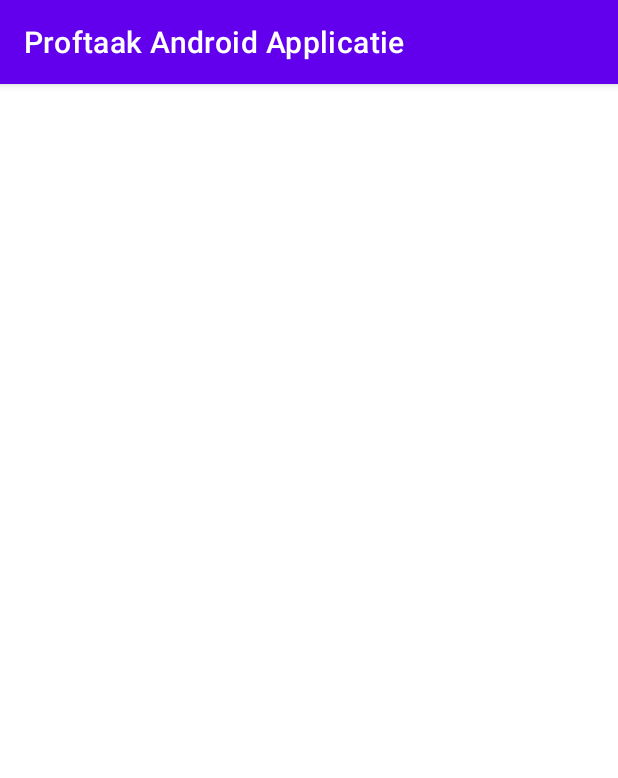
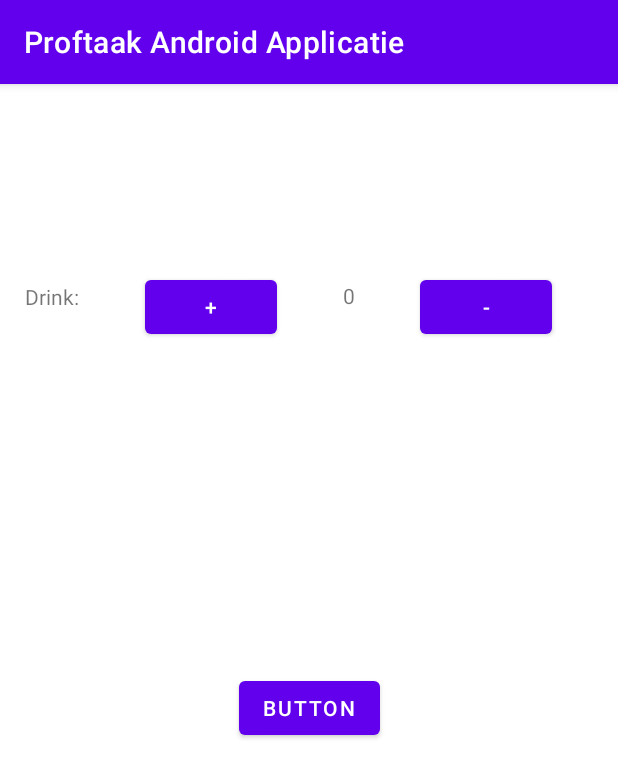
Before and after one commit to ebekoudijs/Proftaak_Android_Applicatie, an Android app: the Order screen opened directly, with no data from a screen before it, on a phone screen of 412 x 824 dp. Shown: the top 778 px of the screen. Run offline under Robolectric (Android 15) with nearby library versions, the phone set to English and light mode, and no system bars.

Commit message:
Created Order page

```diff
--- a/app/src/main/java/com/ebekoudijs/proftaakandroidapplicatie/Order.java
+++ b/app/src/main/java/com/ebekoudijs/proftaakandroidapplicatie/Order.java
@@ -1,14 +1,10 @@
 package com.ebekoudijs.proftaakandroidapplicatie;
 
 import androidx.appcompat.app.AppCompatActivity;
+import androidx.recyclerview.widget.LinearLayoutManager;
+import androidx.recyclerview.widget.RecyclerView;
 
 import android.os.Bundle;
-import android.widget.ArrayAdapter;
-import android.widget.Button;
-import android.widget.CheckBox;
-import android.widget.EditText;
-import android.widget.Spinner;
-import android.widget.Toast;
 
 public class Order extends AppCompatActivity {
 
@@ -17,6 +13,11 @@ public class Order extends AppCompatActivity {
         super.onCreate(savedInstanceState);
         setContentView(R.layout.activity_order);
 
+        RecyclerView RecyclerDrinks = findViewById(R.id.RecyclerDrinks);
+
+        RecyclerDrinks.setAdapter(new RecyclerViewAdapter());
+        RecyclerDrinks.setLayoutManager(new LinearLayoutManager(this));
 
     }
+
 }
--- /dev/null
+++ b/app/src/main/java/com/ebekoudijs/proftaakandroidapplicatie/RecyclerViewAdapter.java
@@ -0,0 +1,36 @@
+package com.ebekoudijs.proftaakandroidapplicatie;
+
+import android.view.LayoutInflater;
+import android.view.View;
+import android.view.ViewGroup;
+
+import androidx.annotation.NonNull;
+import androidx.recyclerview.widget.RecyclerView;
+
+public class RecyclerViewAdapter extends RecyclerView.Adapter<RecyclerViewAdapter.ViewHolder>{
+
+    @NonNull
+    @Override
+    public ViewHolder onCreateViewHolder(@NonNull ViewGroup parent, int viewType) {
+        View view = LayoutInflater.from(parent.getContext()).inflate(R.layout.drinklistitem, parent, false);
+        return new ViewHolder(view);
+    }
+
+    @Override
+    public void onBindViewHolder(@NonNull ViewHolder holder, int position) {
+
+    }
+
+
+    @Override
+    public int getItemCount() {
+        return 3;
+    }
+
+    public static class ViewHolder extends RecyclerView.ViewHolder{
+
+        public ViewHolder(@NonNull View itemView) {
+            super(itemView);
+        }
+    }
+}
--- a/app/src/main/res/layout/activity_order.xml
+++ b/app/src/main/res/layout/activity_order.xml
@@ -4,4 +4,27 @@
     xmlns:tools="http://schemas.android.com/tools"
     android:layout_width="match_parent"
     android:layout_height="match_parent"
-    tools:context=".Order"/>
+    tools:context=".Order">
+
+    <Button
+        android:id="@+id/buttonOrder"
+        android:layout_width="wrap_content"
+        android:layout_height="wrap_content"
+        android:text="Button"
+        app:layout_constraintBottom_toBottomOf="parent"
+        app:layout_constraintEnd_toEndOf="parent"
+        app:layout_constraintStart_toStartOf="parent"
+        app:layout_constraintTop_toTopOf="parent"
+        app:layout_constraintVertical_bias="0.544" />
+
+    <androidx.recyclerview.widget.RecyclerView
+        android:id="@+id/RecyclerDrinks"
+        android:layout_width="409dp"
+        android:layout_height="281dp"
+        app:layout_constraintBottom_toBottomOf="parent"
+        app:layout_constraintEnd_toEndOf="parent"
+        app:layout_constraintHorizontal_bias="0.15"
+        app:layout_constraintStart_toStartOf="parent"
+        app:layout_constraintTop_toTopOf="parent"
+        app:layout_constraintVertical_bias="0.18" />
+</androidx.constraintlayout.widget.ConstraintLayout>
--- /dev/null
+++ b/app/src/main/res/layout/drinklistitem.xml
@@ -0,0 +1,54 @@
+<?xml version="1.0" encoding="utf-8"?>
+<androidx.constraintlayout.widget.ConstraintLayout
+    xmlns:android="http://schemas.android.com/apk/res/android"
+    xmlns:app="http://schemas.android.com/apk/res-auto"
+    xmlns:tools="http://schemas.android.com/tools"
+    android:layout_width="match_parent"
+    android:layout_height="match_parent">
+
+    <TextView
+        android:id="@+id/textViewDrink"
+        android:layout_width="wrap_content"
+        android:layout_height="wrap_content"
+        android:text="Drink:"
+        app:layout_constraintBottom_toBottomOf="parent"
+        app:layout_constraintEnd_toEndOf="parent"
+        app:layout_constraintHorizontal_bias="0.042"
+        app:layout_constraintStart_toStartOf="parent"
+        app:layout_constraintTop_toTopOf="parent"
+        app:layout_constraintVertical_bias="0.171" />
+
+    <Button
+        android:id="@+id/buttonPlus"
+        android:layout_width="wrap_content"
+        android:layout_height="wrap_content"
+        android:layout_marginStart="44dp"
+        android:text="+"
+        app:layout_constraintBottom_toBottomOf="parent"
+        app:layout_constraintStart_toEndOf="@+id/textViewDrink"
+        app:layout_constraintTop_toTopOf="parent"
+        app:layout_constraintVertical_bias="0.159" />
+
+    <Button
+        android:id="@+id/buttonMinus"
+        android:layout_width="wrap_content"
+        android:layout_height="wrap_content"
+        android:text="-"
+        app:layout_constraintBottom_toBottomOf="parent"
+        app:layout_constraintEnd_toEndOf="parent"
+        app:layout_constraintHorizontal_bias="0.506"
+        app:layout_constraintStart_toEndOf="@+id/textViewDrinkAmount"
+        app:layout_constraintTop_toTopOf="parent"
+        app:layout_constraintVertical_bias="0.159" />
+
+    <TextView
+        android:id="@+id/textViewDrinkAmount"
+        android:layout_width="0dp"
+        android:layout_height="25dp"
+        android:layout_marginStart="44dp"
+        android:text="0"
+        app:layout_constraintBottom_toBottomOf="parent"
+        app:layout_constraintStart_toEndOf="@+id/buttonPlus"
+        app:layout_constraintTop_toTopOf="parent"
+        app:layout_constraintVertical_bias="0.172" />
+</androidx.constraintlayout.widget.ConstraintLayout>
```
